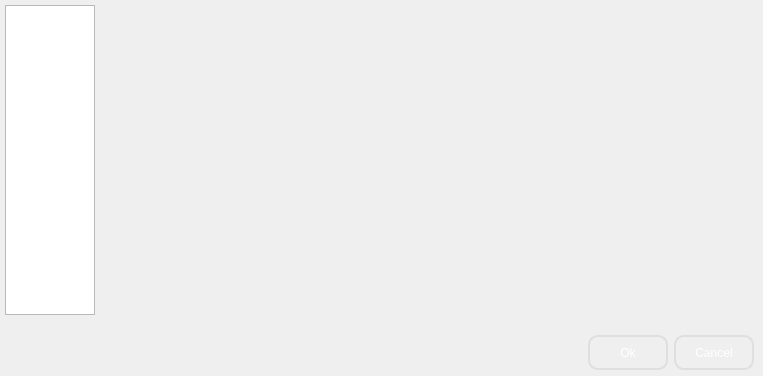
Qt form src/dialogs/preferencesdialog.ui (jahshaka/Studio) before a commit.
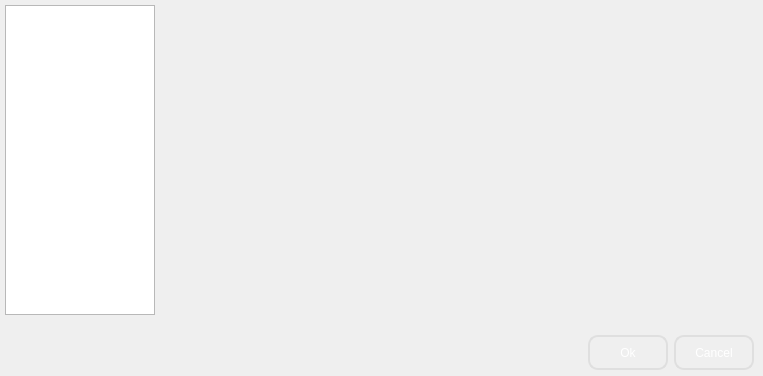
The same form after that commit. Icons and pictures are not drawn.

```diff
--- a/src/dialogs/preferencesdialog.ui
+++ b/src/dialogs/preferencesdialog.ui
@@ -60,7 +60,7 @@
         </property>
         <property name="minimumSize">
          <size>
-          <width>50</width>
+          <width>150</width>
           <height>0</height>
          </size>
         </property>
@@ -70,6 +70,10 @@
           <height>16777215</height>
          </size>
         </property>
+        <property name="styleSheet">
+         <string notr="true">background-image: url(:/app/images/sidepanelimage_info.jpg);
+</string>
+        </property>
        </widget>
       </item>
       <item>
```
